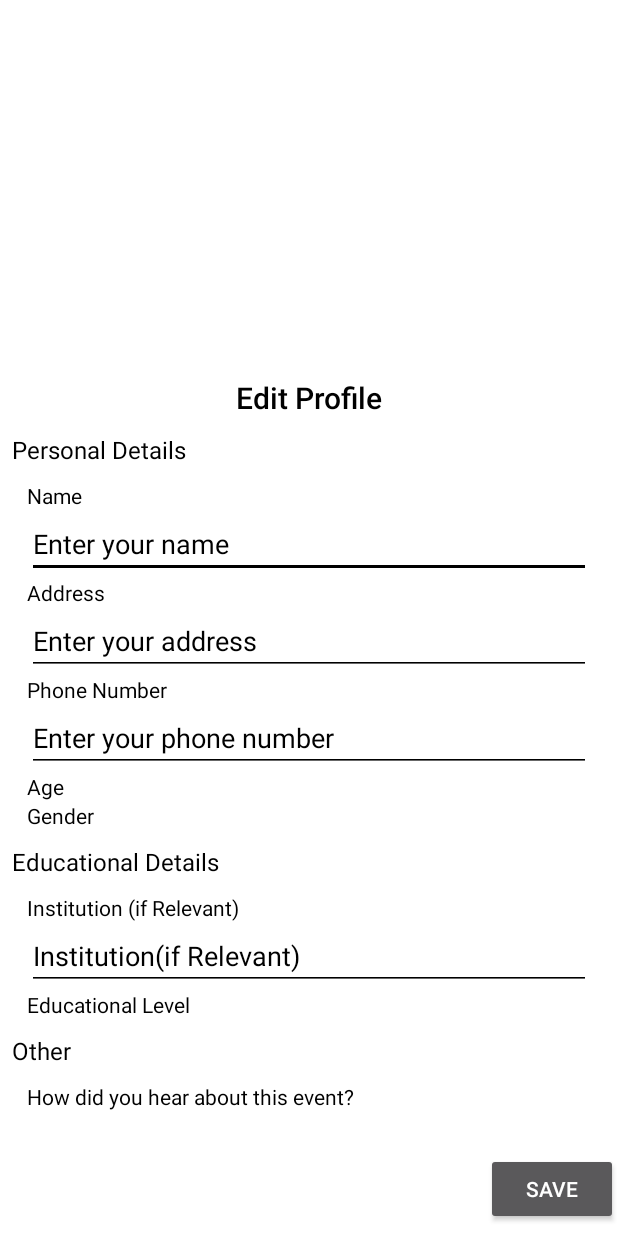
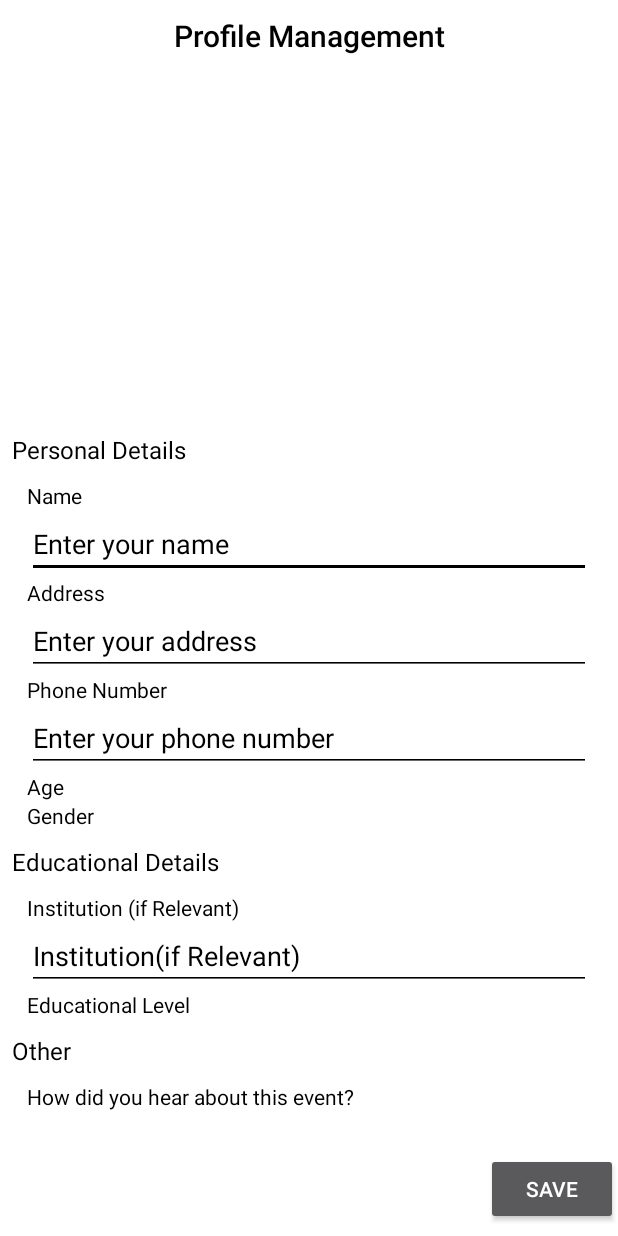
Before and after one commit to ayushkumarshah/ITMeet2018-master, an Android app: the layout fragment_edit.xml on its own in the app's theme, with its tools: preview values and no code run, on a phone screen of 412 x 824 dp. Run offline under Robolectric (Android 15) with nearby library versions, the phone set to English and light mode, and no system bars.

Commit message:
changed id for Edit Profile's title

```diff
--- a/app/src/main/res/layout/fragment_edit.xml
+++ b/app/src/main/res/layout/fragment_edit.xml
@@ -12,13 +12,13 @@
 
 
     <TextView
-        android:id="@+id/textView10"
+        android:id="@+id/edit_profile_title"
         android:layout_width="0dp"
         android:layout_height="wrap_content"
         android:layout_marginBottom="345dp"
         android:gravity="center_horizontal"
         android:padding="10dp"
-        android:text="Edit Profile"
+        android:text="Profile Management"
         android:textAppearance="@android:style/TextAppearance.Material.Title"
         android:textColor="#000000"
         app:layout_constraintBottom_toTopOf="@+id/progressBarx"
```
